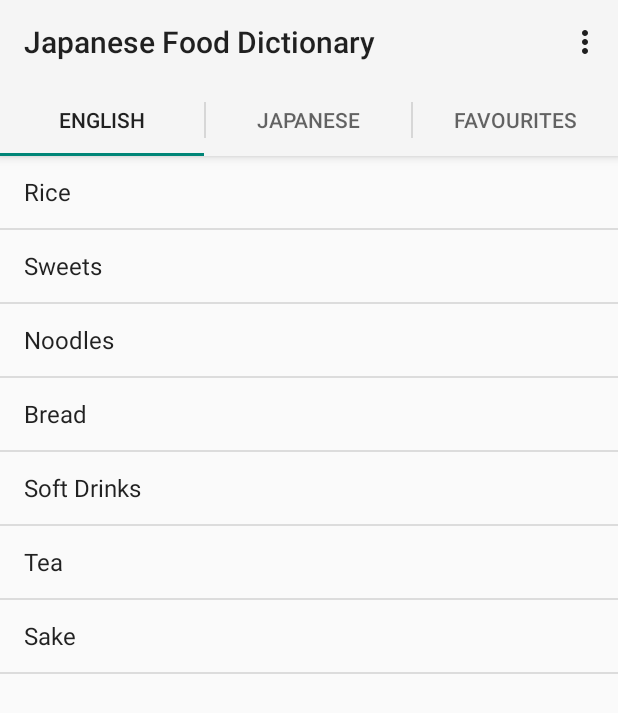
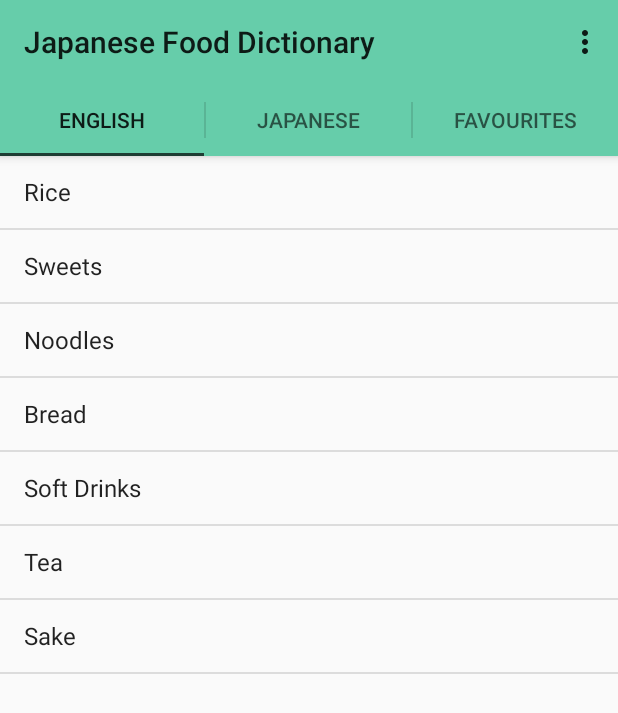
Before and after one commit to KawaiiTech/android-food-dictionary, an Android app: the screen it shows after launch (MainActivity), on a phone screen of 412 x 824 dp. Shown: the top 713 px of the screen. Run offline under Robolectric (Android 15) with nearby library versions, the phone set to English and light mode, and no system bars.

Commit message:
color styles

```diff
--- a/app/src/main/res/values-v21/styles.xml
+++ b/app/src/main/res/values-v21/styles.xml
@@ -1,5 +1,18 @@
 <?xml version="1.0" encoding="utf-8"?>
 <resources>
-    <style name="AppTheme" parent="android:Theme.Material.Light">
-    </style>
+<!-- inherit from the material theme -->
+<style name="AppTheme" parent="android:Theme.Material.Light">
+    <!-- Main theme colors -->
+    <!--   your app branding color for the app bar -->
+    <item name="android:colorPrimary">@color/primary</item>
+    <!--   darker variant for the status bar and contextual app bars -->
+    <item name="android:colorPrimaryDark">@color/primary_dark</item>
+    <!--   theme UI controls like checkboxes and text fields -->
+    <item name="android:colorAccent">@color/accent</item>
+</style>
+
+    <!-- http://www.color-hex.com/color/66cdaa -->
+    <color name="primary">#66CDAA</color>
+    <color name="primary_dark">#285244</color>
+    <color name="accent">#1e3d33</color>
 </resources>
```
